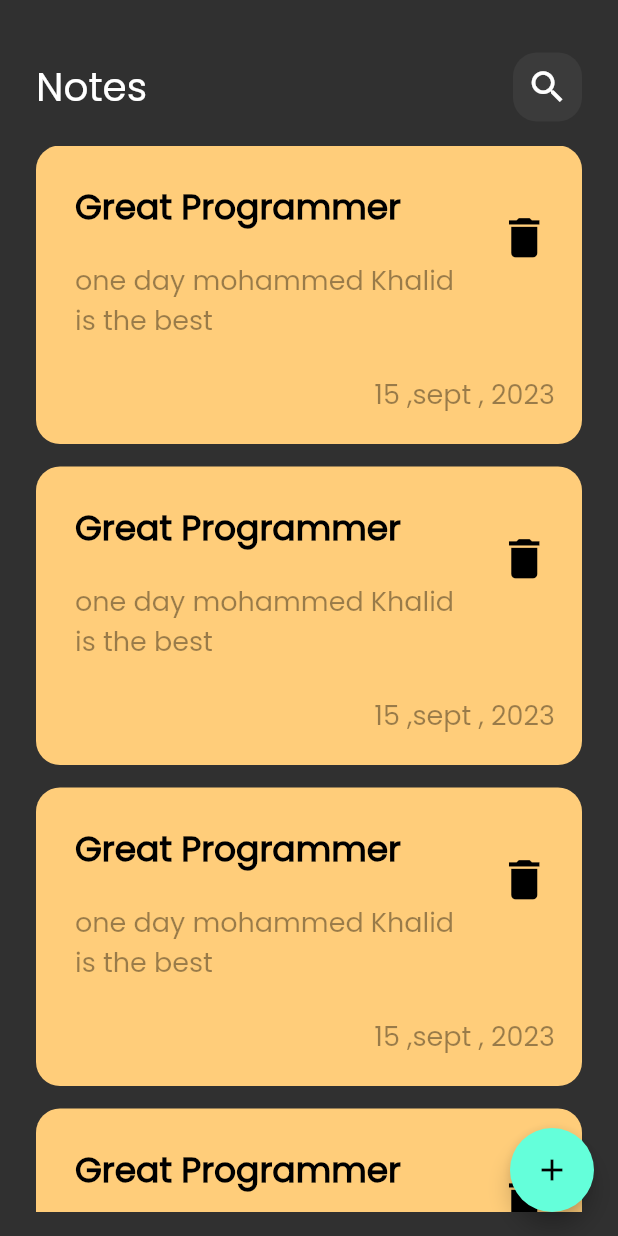
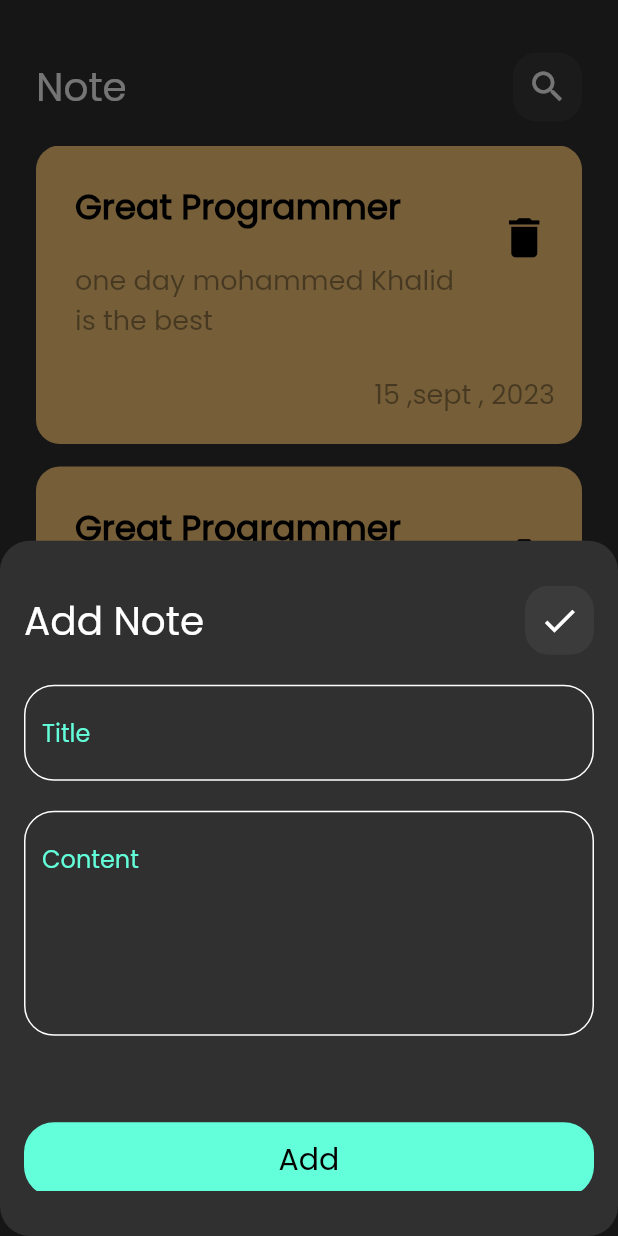
Before and after one commit to mokh93/NoteApp, a Flutter app: the screen it shows after launch, after a tap on the "add" icon, on a phone screen of 412 x 824 dp. Run offline on Flutter 3.47's test engine with Material 2 defaults, Android fonts, the phone set to English and light mode, and no system bars.

Commit message:
third half

```diff
--- a/noteapp/lib/Pages/home_page.dart
+++ b/noteapp/lib/Pages/home_page.dart
@@ -1,5 +1,6 @@
 import 'package:flutter/material.dart';
 
+import '../widgets/add_note_bottom_sheet.dart';
 import '../widgets/home_page_body.dart';
 
 class HomePage extends StatelessWidget {
@@ -9,7 +10,17 @@ class HomePage extends StatelessWidget {
   Widget build(BuildContext context) {
     return Scaffold(
       floatingActionButton: FloatingActionButton(
-        onPressed: () {},
+        onPressed: () {
+          showModalBottomSheet(
+            shape: RoundedRectangleBorder(
+              borderRadius: BorderRadius.circular(20),
+            ),
+            context: context,
+            builder: (context) {
+              return const AddNoteBottomSheet();
+            },
+          );
+        },
         child: const Icon(Icons.add),
       ),
       body: const HomePageBody(),
--- a/noteapp/lib/main.dart
+++ b/noteapp/lib/main.dart
@@ -15,6 +15,7 @@ class MyApp extends StatelessWidget {
       debugShowCheckedModeBanner: false,
       theme: ThemeData(
         brightness: Brightness.dark,
+        primaryColor: const Color(0xff63ffda),
         fontFamily: 'Poppins',
       ),
       initialRoute: '/HomePage',
--- /dev/null
+++ b/noteapp/lib/widgets/add_note_bottom_sheet.dart
@@ -0,0 +1,48 @@
+import 'package:flutter/material.dart';
+import 'package:noteapp/widgets/custome_appbar.dart';
+
+import 'custom_button.dart';
+import 'custom_textfield.dart';
+
+class AddNoteBottomSheet extends StatelessWidget {
+  const AddNoteBottomSheet({super.key});
+
+  @override
+  Widget build(BuildContext context) {
+    return Padding(
+      padding: const EdgeInsets.symmetric(vertical: 30, horizontal: 16),
+      child: SingleChildScrollView(
+        physics: const BouncingScrollPhysics(),
+        child: Column(
+          mainAxisSize: MainAxisSize.min,
+          children: [
+            const CustomAppBar(
+              title: 'Add Note',
+              icon: Icons.done,
+            ),
+            const SizedBox(
+              height: 20,
+            ),
+            CustomTextField(
+              hintText: 'Title',
+            ),
+            const SizedBox(
+              height: 20,
+            ),
+            CustomTextField(
+              hintText: 'Content',
+              maxLines: 5,
+            ),
+            SizedBox(
+              height: MediaQuery.of(context).size.height * 0.070,
+            ),
+            CustomButton(
+              text: 'Add',
+              onTap: () {},
+            ),
+          ],
+        ),
+      ),
+    );
+  }
+}
--- /dev/null
+++ b/noteapp/lib/widgets/custom_button.dart
@@ -0,0 +1,36 @@
+import 'package:flutter/material.dart';
+
+class CustomButton extends StatelessWidget {
+  const CustomButton({
+    super.key,
+    required this.text,
+    required this.onTap,
+  });
+  final VoidCallback? onTap;
+  final String text;
+
+  @override
+  Widget build(BuildContext context) {
+    return GestureDetector(
+      onTap: onTap,
+      child: Container(
+        height: MediaQuery.of(context).size.height * 0.06,
+        width: MediaQuery.of(context).size.width,
+        decoration: BoxDecoration(
+          color: Theme.of(context).primaryColor,
+          borderRadius: BorderRadius.circular(20),
+        ),
+        child: Center(
+          child: Text(
+            text,
+            style: const TextStyle(
+              color: Colors.black,
+              fontSize: 20,
+              fontWeight: FontWeight.w500,
+            ),
+          ),
+        ),
+      ),
+    );
+  }
+}
--- a/noteapp/lib/widgets/custom_search_icon.dart
+++ b/noteapp/lib/widgets/custom_search_icon.dart
@@ -1,9 +1,12 @@
 import 'package:flutter/material.dart';
 
-class CustomeSearchIcon extends StatelessWidget {
-  const CustomeSearchIcon({
+class CustomSearchIcon extends StatelessWidget {
+  const CustomSearchIcon({
     super.key,
+    required this.icon,
   });
+
+  final IconData icon;
 
   @override
   Widget build(BuildContext context) {
@@ -17,9 +20,9 @@ class CustomeSearchIcon extends StatelessWidget {
       child: Center(
         child: IconButton(
             onPressed: () {},
-            icon: const Icon(
-              Icons.search,
-              size: 28,
+            icon: Icon(
+              icon,
+              size: 27,
             )),
       ),
     );
--- /dev/null
+++ b/noteapp/lib/widgets/custom_textfield.dart
@@ -0,0 +1,42 @@
+import 'package:flutter/material.dart';
+
+class CustomTextField extends StatelessWidget {
+  CustomTextField({
+    super.key,
+    required this.hintText,
+    this.onChanged,
+    this.maxLines = 1,
+  });
+
+  final String hintText;
+  final int maxLines;
+  Function(String)? onChanged;
+
+  @override
+  Widget build(BuildContext context) {
+    return TextFormField(
+      maxLines: maxLines,
+      cursorColor: Theme.of(context).primaryColor,
+      validator: (value) {
+        if (value!.isEmpty) {
+          return 'This Field is required';
+        }
+      },
+      onChanged: onChanged,
+      style: const TextStyle(color: Colors.white),
+      decoration: InputDecoration(
+        hintStyle: TextStyle(color: Theme.of(context).primaryColor),
+        hintText: hintText,
+        enabledBorder: outlineinputborder(context, Colors.white),
+        focusedBorder: outlineinputborder(context),
+      ),
+    );
+  }
+
+  OutlineInputBorder outlineinputborder(BuildContext context, [color]) {
+    return OutlineInputBorder(
+      borderSide: BorderSide(color: color ?? Theme.of(context).primaryColor),
+      borderRadius: BorderRadius.circular(20),
+    );
+  }
+}
--- a/noteapp/lib/widgets/custome_appbar.dart
+++ b/noteapp/lib/widgets/custome_appbar.dart
@@ -3,20 +3,25 @@ import 'package:flutter/material.dart';
 import 'custom_search_icon.dart';
 
 class CustomAppBar extends StatelessWidget {
-  const CustomAppBar({super.key});
+  const CustomAppBar({super.key, required this.title, required this.icon});
+
+  final String title;
+  final IconData icon;
 
   @override
   Widget build(BuildContext context) {
-    return const Row(
+    return Row(
       children: [
         Text(
-          'Notes',
-          style: TextStyle(
+          title,
+          style: const TextStyle(
             fontSize: 26,
           ),
         ),
-        Spacer(),
-        CustomeSearchIcon(),
+        const Spacer(),
+        CustomSearchIcon(
+          icon: icon,
+        ),
       ],
     );
   }
--- a/noteapp/lib/widgets/home_page_body.dart
+++ b/noteapp/lib/widgets/home_page_body.dart
@@ -15,7 +15,10 @@ class HomePageBody extends StatelessWidget {
       child: Column(
         children: [
           SizedBox(height: 35),
-          CustomAppBar(),
+          CustomAppBar(
+            title: 'Note',
+            icon: Icons.search,
+          ),
           NoteListView(),
         ],
       ),
```
